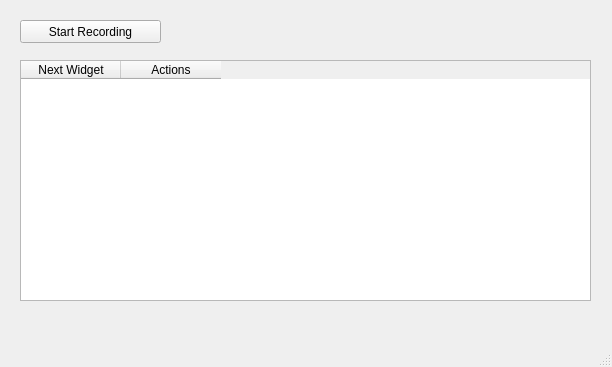
Above: TutorialMaker/Resources/UI/TutorialEditor.ui from SlicerLatinAmerica/TutorialMaker before the change. Below: the same form after it.
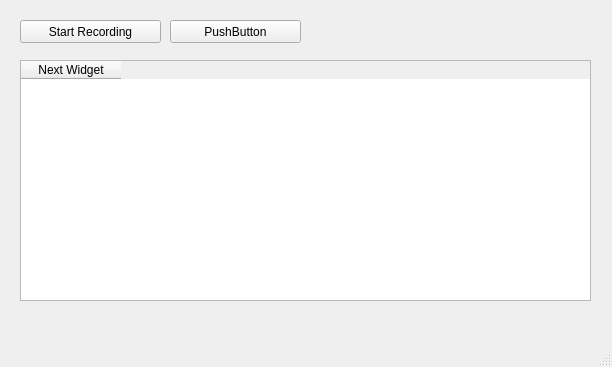
That is the form after the change.

The edit to the form file:
```diff
--- a/TutorialMaker/Resources/UI/TutorialEditor.ui
+++ b/TutorialMaker/Resources/UI/TutorialEditor.ui
@@ -47,11 +47,19 @@
       <string>Next Widget</string>
      </property>
     </column>
-    <column>
+   </widget>
+   <widget class="QPushButton" name="pushButtonAnnotate">
+    <property name="geometry">
+     <rect>
+      <x>170</x>
+      <y>20</y>
+      <width>131</width>
+      <height>23</height>
+     </rect>
+    </property>
      <property name="text">
-      <string>Actions</string>
-     </property>
-    </column>
+     <string>PushButton</string>
+    </property>
    </widget>
   </widget>
   <widget class="QMenuBar" name="menubar">
```
Lines whose indentation alone changed are shown as unchanged.
